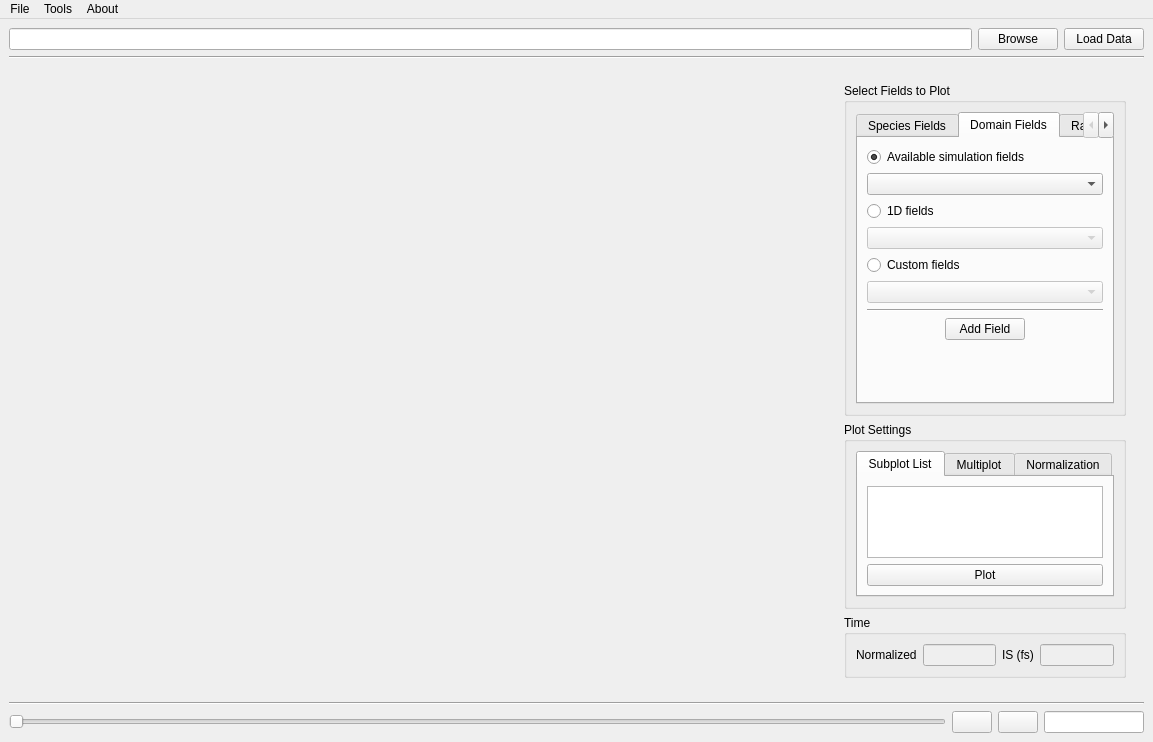
Old version of the form DataVisualizerGUI.ui in the repository AngelFP/VisualPIC.
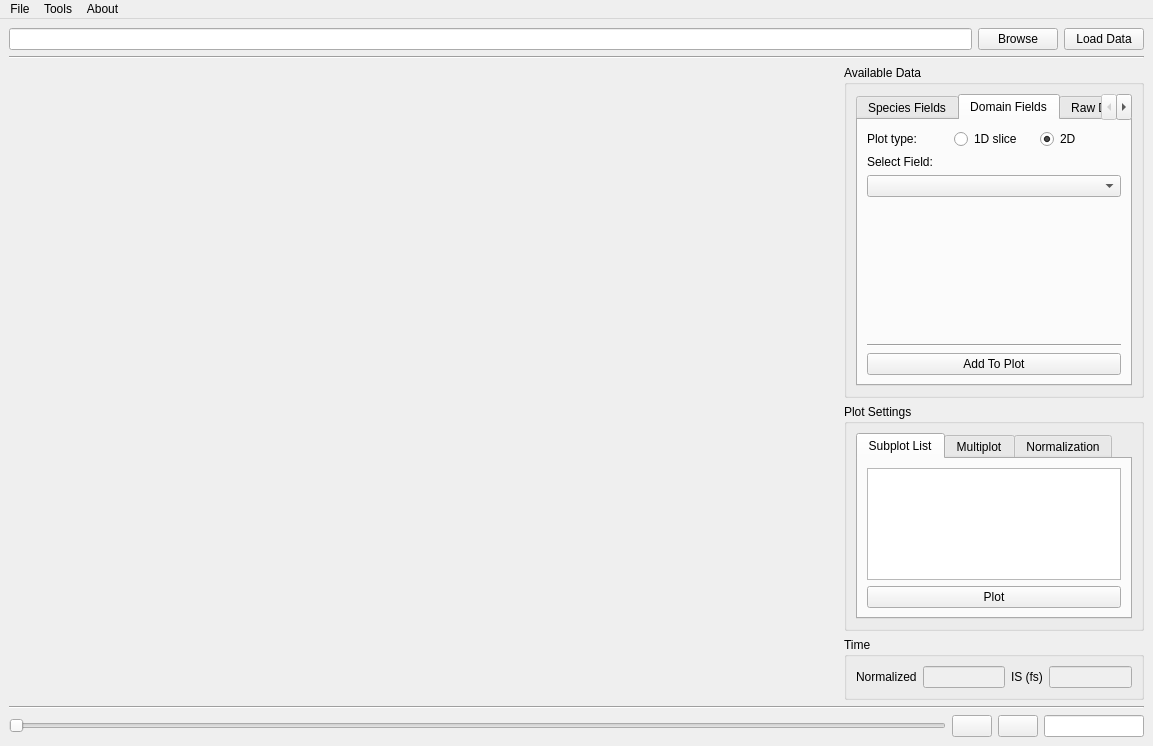
New version of the form. The open tabs and pages were chosen to show the change. Icons and pictures are not drawn.

Commit message:
Work on 1D slices
1D slices of fields can now be plotter separately or ovelaped to a 2D
field plot.
Field plot type is again a property of each field and not the subplot in
general.
Options for overlaping a slice to a 2d plot added on the EditPlot window
Cleaned interface of main window

Patch:
```diff
--- a/DataVisualizerGUI.ui
+++ b/DataVisualizerGUI.ui
@@ -7,7 +7,7 @@
     <x>0</x>
     <y>0</y>
     <width>1153</width>
-    <height>742</height>
+    <height>746</height>
    </rect>
   </property>
   <property name="windowTitle">
@@ -103,9 +103,6 @@
        </widget>
       </item>
       <item row="2" column="1">
-       <widget class="QWidget" name="widget" native="true">
-        <layout class="QGridLayout" name="gridLayout_2">
-         <item row="0" column="0">
           <layout class="QHBoxLayout" name="horizontalLayout_3">
            <item>
             <widget class="QWidget" name="plot_Widget" native="true">
@@ -115,7 +112,20 @@
                <height>500</height>
               </size>
              </property>
-             <layout class="QVBoxLayout" name="plotWidget_layout"/>
+          <layout class="QVBoxLayout" name="plotWidget_layout">
+           <property name="leftMargin">
+            <number>0</number>
+           </property>
+           <property name="topMargin">
+            <number>0</number>
+           </property>
+           <property name="rightMargin">
+            <number>0</number>
+           </property>
+           <property name="bottomMargin">
+            <number>0</number>
+           </property>
+          </layout>
             </widget>
            </item>
            <item>
@@ -127,6 +137,18 @@
               </size>
              </property>
              <layout class="QVBoxLayout" name="verticalLayout_3">
+           <property name="leftMargin">
+            <number>0</number>
+           </property>
+           <property name="topMargin">
+            <number>0</number>
+           </property>
+           <property name="rightMargin">
+            <number>0</number>
+           </property>
+           <property name="bottomMargin">
+            <number>0</number>
+           </property>
               <item>
                <widget class="QGroupBox" name="groupBox_3">
                 <property name="maximumSize">
@@ -136,10 +158,10 @@
                  </size>
                 </property>
                 <property name="title">
-                 <string>Select Fields to Plot</string>
+              <string>Available Data</string>
                 </property>
                 <layout class="QVBoxLayout" name="verticalLayout_6">
-                 <item alignment="Qt::AlignTop">
+              <item>
                   <widget class="QTabWidget" name="tabWidget">
                    <property name="maximumSize">
                     <size>
@@ -226,49 +248,57 @@
                     <attribute name="title">
                      <string>Domain Fields</string>
                     </attribute>
-                    <layout class="QVBoxLayout" name="verticalLayout_7">
-                     <item>
                       <layout class="QVBoxLayout" name="verticalLayout_2">
                        <item>
-                        <widget class="QRadioButton" name="availableDomainFields_radioButton">
+                   <layout class="QHBoxLayout" name="horizontalLayout_17">
+                    <item>
+                     <widget class="QLabel" name="label_15">
                          <property name="text">
-                          <string>Available simulation fields</string>
+                       <string>Plot type:</string>
+                      </property>
+                     </widget>
+                    </item>
+                    <item>
+                     <widget class="QRadioButton" name="oneDimDomainField_radioButton">
+                      <property name="text">
+                       <string>1D slice</string>
+                      </property>
+                     </widget>
+                    </item>
+                    <item>
+                     <widget class="QRadioButton" name="twoDimDomainField_radioButton">
+                      <property name="text">
+                       <string>2D</string>
                          </property>
                          <property name="checked">
                           <bool>true</bool>
                          </property>
                         </widget>
                        </item>
-                       <item alignment="Qt::AlignTop">
+                   </layout>
+                  </item>
+                  <item>
+                   <widget class="QLabel" name="label_16">
+                    <property name="text">
+                     <string>Select Field:</string>
+                    </property>
+                   </widget>
+                  </item>
+                  <item>
                         <widget class="QComboBox" name="av2DDomainFields_comboBox"/>
                        </item>
                        <item>
-                        <widget class="QRadioButton" name="available1DDomainFields_radioButton">
-                         <property name="text">
-                          <string>1D fields</string>
-                         </property>
-                        </widget>
-                       </item>
-                       <item>
-                        <widget class="QComboBox" name="av1DDomainFields_comboBox">
-                         <property name="enabled">
-                          <bool>false</bool>
-                         </property>
-                        </widget>
-                       </item>
-                       <item>
-                        <widget class="QRadioButton" name="customDomainFields_radioButton">
-                         <property name="text">
-                          <string>Custom fields</string>
-                         </property>
-                        </widget>
-                       </item>
-                       <item>
-                        <widget class="QComboBox" name="avCustomDomainFields_comboBox">
-                         <property name="enabled">
-                          <bool>false</bool>
-                         </property>
-                        </widget>
+                   <spacer name="verticalSpacer">
+                    <property name="orientation">
+                     <enum>Qt::Vertical</enum>
+                    </property>
+                    <property name="sizeHint" stdset="0">
+                     <size>
+                      <width>20</width>
+                      <height>145</height>
+                     </size>
+                    </property>
+                   </spacer>
                        </item>
                        <item>
                         <widget class="Line" name="line_5">
@@ -277,27 +307,12 @@
                          </property>
                         </widget>
                        </item>
-                       <item alignment="Qt::AlignHCenter">
+                  <item>
                         <widget class="QPushButton" name="addDomainField_Button">
                          <property name="text">
-                          <string>Add Field</string>
-                         </property>
-                        </widget>
-                       </item>
-                       <item>
-                        <spacer name="verticalSpacer">
-                         <property name="orientation">
-                          <enum>Qt::Vertical</enum>
-                         </property>
-                         <property name="sizeHint" stdset="0">
-                          <size>
-                           <width>20</width>
-                           <height>40</height>
-                          </size>
-                         </property>
-                        </spacer>
-                       </item>
-                      </layout>
+                     <string>Add To Plot</string>
+                    </property>
+                   </widget>
                      </item>
                     </layout>
                    </widget>
@@ -664,9 +679,6 @@
             </widget>
            </item>
           </layout>
-         </item>
-        </layout>
-       </widget>
       </item>
      </layout>
     </item>
```
Left out of the diff: 162 changed lines with no effect on the pictures. Lines whose indentation alone changed are shown as unchanged. The commit also changes 8 other files.
